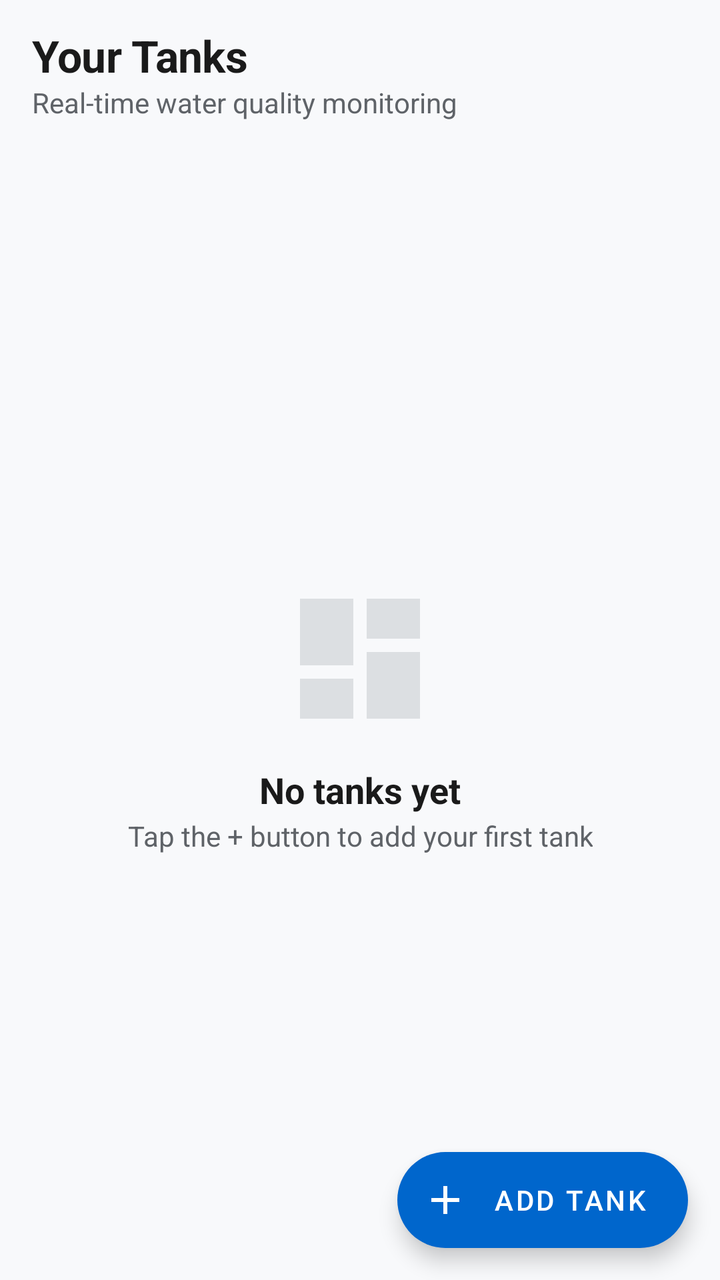
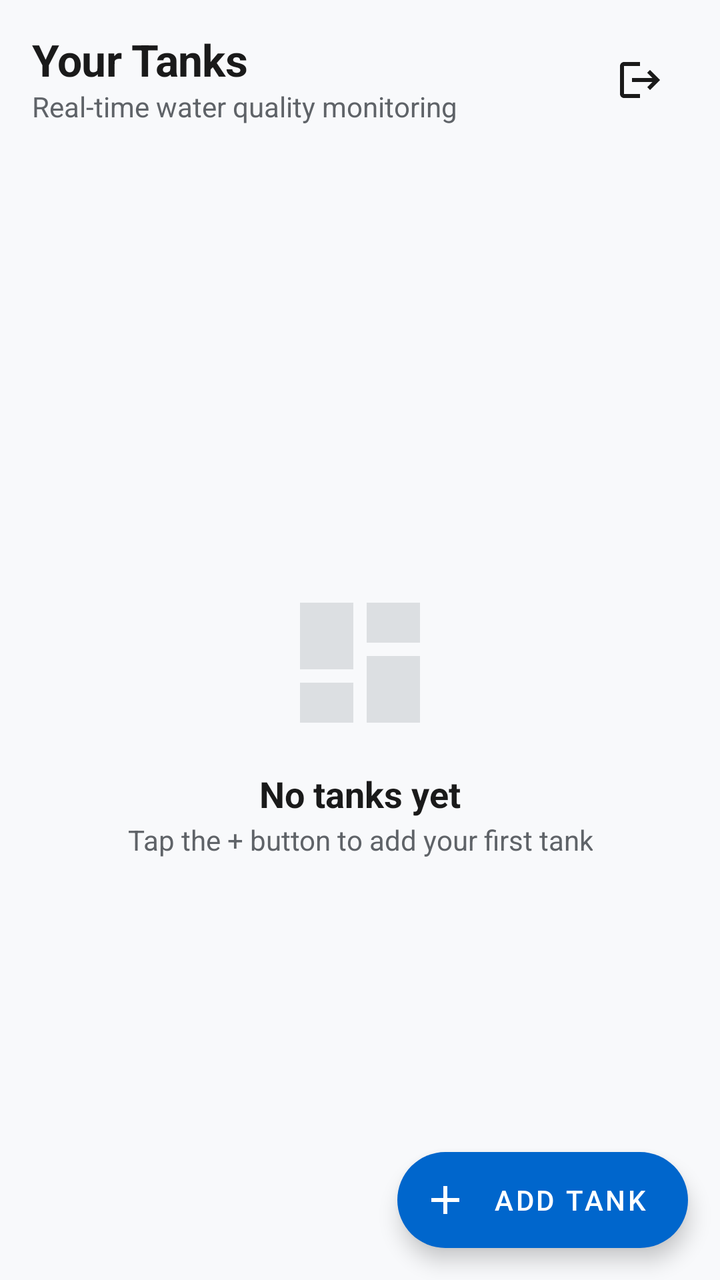

Compare the two renders of this Android layout. The source of the first and the diff that turns it into the second are given below.
<!-- AndroidManifest.xml: application theme Theme.CraySafe -->
<!-- res/layout/fragment_dashboard.xml -->
<?xml version="1.0" encoding="utf-8"?>
<androidx.constraintlayout.widget.ConstraintLayout
    xmlns:android="http://schemas.android.com/apk/res/android"
    xmlns:app="http://schemas.android.com/apk/res-auto"
    android:layout_width="match_parent"
    android:layout_height="match_parent"
    android:background="@color/background">

    
    <LinearLayout
        android:id="@+id/headerLayout"
        android:layout_width="match_parent"
        android:layout_height="wrap_content"
        android:orientation="vertical"
        android:padding="@dimen/space_md"
        android:paddingBottom="@dimen/space_sm"
        app:layout_constraintTop_toTopOf="parent">

        <TextView
            style="@style/Text.H2"
            android:layout_width="wrap_content"
            android:layout_height="wrap_content"
            android:text="Your Tanks" />

        <TextView
            style="@style/Text.BodyMuted"
            android:layout_width="wrap_content"
            android:layout_height="wrap_content"
            android:text="Real-time water quality monitoring"
            android:layout_marginTop="2dp" />
    </LinearLayout>

    <androidx.recyclerview.widget.RecyclerView
        android:id="@+id/rvTanks"
        android:layout_width="match_parent"
        android:layout_height="0dp"
        android:paddingHorizontal="@dimen/space_md"
        android:paddingBottom="@dimen/space_lg"
        android:clipToPadding="false"
        android:visibility="gone"
        app:layout_constraintTop_toBottomOf="@id/headerLayout"
        app:layout_constraintBottom_toBottomOf="parent" />

    
    <LinearLayout
        android:id="@+id/emptyStateLayout"
        android:layout_width="match_parent"
        android:layout_height="0dp"
        android:gravity="center"
        android:orientation="vertical"
        android:padding="@dimen/space_lg"
        app:layout_constraintTop_toBottomOf="@id/headerLayout"
        app:layout_constraintBottom_toBottomOf="parent">

        <ImageView
            android:layout_width="80dp"
            android:layout_height="80dp"
            android:src="@drawable/ic_dashboard"
            android:alpha="0.3"
            app:tint="@color/text_tertiary"
            android:contentDescription="@string/app_name" />

        <TextView
            style="@style/Text.H3"
            android:layout_width="wrap_content"
            android:layout_height="wrap_content"
            android:text="No tanks yet"
            android:layout_marginTop="@dimen/space_md" />

        <TextView
            style="@style/Text.BodyMuted"
            android:layout_width="wrap_content"
            android:layout_height="wrap_content"
            android:text="Tap the + button to add your first tank"
            android:gravity="center"
            android:layout_marginTop="@dimen/space_xs" />
    </LinearLayout>

    <com.google.android.material.floatingactionbutton.ExtendedFloatingActionButton
        android:id="@+id/fabAddTank"
        android:layout_width="wrap_content"
        android:layout_height="wrap_content"
        android:layout_margin="@dimen/space_md"
        android:text="Add Tank"
        android:textColor="@color/white"
        app:icon="@drawable/ic_add"
        app:iconTint="@color/white"
        app:backgroundTint="@color/primary"
        app:layout_constraintBottom_toBottomOf="parent"
        app:layout_constraintEnd_toEndOf="parent" />

</androidx.constraintlayout.widget.ConstraintLayout>
<!-- resources referenced by this layout -->
<resources>
  <color name="background">#F8F9FB</color>
  <color name="primary">#0066CC</color>
  <color name="text_tertiary">#9AA0A6</color>
  <color name="white">#FFFFFFFF</color>
  <dimen name="space_lg">24dp</dimen>
  <dimen name="space_md">16dp</dimen>
  <dimen name="space_sm">8dp</dimen>
  <dimen name="space_xs">4dp</dimen>
  <!-- drawable ic_add (drawable) -->
  <vector xmlns:android="http://schemas.android.com/apk/res/android"
      android:width="24dp"
      android:height="24dp"
      android:viewportWidth="24"
      android:viewportHeight="24">
      <path
          android:fillColor="#FFFFFF"
          android:pathData="M19,13h-6v6h-2v-6H5v-2h6V5h2v6h6v2z"/>
  </vector>
  <!-- drawable ic_dashboard (drawable) -->
  <vector xmlns:android="http://schemas.android.com/apk/res/android"
      android:width="24dp"
      android:height="24dp"
      android:viewportWidth="24"
      android:viewportHeight="24">
      <path
          android:fillColor="#FFFFFF"
          android:pathData="M3,13h8V3H3V13z M3,21h8v-6H3V21z M13,21h8V11h-8V21z M13,3v6h8V3H13z"/>
  </vector>
  <string name="app_name">CraySafe</string>
  <style name="Text.BodyMuted">
          <item name="android:textSize">14sp</item>
          <item name="android:textColor">@color/text_secondary</item>
      </style>
  <style name="Text.H2">
          <item name="android:textSize">22sp</item>
          <item name="android:textStyle">bold</item>
          <item name="android:letterSpacing">-0.01</item>
      </style>
  <style name="Text.H3">
          <item name="android:textSize">18sp</item>
          <item name="android:textStyle">bold</item>
      </style>
  <style name="Theme.CraySafe" parent="Theme.MaterialComponents.DayNight.NoActionBar">
          <item name="colorPrimary">@color/primary</item>
          <item name="colorPrimaryVariant">@color/primary_dark</item>
          <item name="colorOnPrimary">@color/white</item>
  
          <item name="colorSecondary">@color/secondary</item>
          <item name="colorSecondaryVariant">@color/secondary_dark</item>
          <item name="colorOnSecondary">@color/white</item>
  
          <item name="android:colorBackground">@color/background</item>
          <item name="colorSurface">@color/surface</item>
          <item name="colorOnSurface">@color/text_primary</item>
          <item name="colorError">@color/critical</item>
  
          <item name="android:statusBarColor">@color/primary_dark</item>
          <item name="android:windowLightStatusBar">false</item>
  
          <item name="android:navigationBarColor">@color/surface</item>
      </style>
  <color name="text_secondary">#5F6368</color>
  <color name="primary_dark">#004C99</color>
  <color name="secondary">#00B8A0</color>
  <color name="secondary_dark">#008A78</color>
  <color name="surface">#FFFFFF</color>
  <color name="text_primary">#1A1A1A</color>
  <color name="critical">#D32F2F</color>
</resources>

<!-- the commit's change to res/layout/fragment_dashboard.xml (unified diff, before → after) -->
@@ -11,23 +11,44 @@
         android:id="@+id/headerLayout"
         android:layout_width="match_parent"
         android:layout_height="wrap_content"
-        android:orientation="vertical"
+        android:orientation="horizontal"
+        android:gravity="center_vertical"
         android:padding="@dimen/space_md"
         android:paddingBottom="@dimen/space_sm"
         app:layout_constraintTop_toTopOf="parent">
 
-        <TextView
-            style="@style/Text.H2"
-            android:layout_width="wrap_content"
+        
+        <LinearLayout
+            android:layout_width="0dp"
             android:layout_height="wrap_content"
-            android:text="Your Tanks" />
+            android:layout_weight="1"
+            android:orientation="vertical">
 
-        <TextView
-            style="@style/Text.BodyMuted"
-            android:layout_width="wrap_content"
-            android:layout_height="wrap_content"
-            android:text="Real-time water quality monitoring"
-            android:layout_marginTop="2dp" />
+            <TextView
+                style="@style/Text.H2"
+                android:layout_width="wrap_content"
+                android:layout_height="wrap_content"
+                android:text="Your Tanks" />
+
+            <TextView
+                style="@style/Text.BodyMuted"
+                android:layout_width="wrap_content"
+                android:layout_height="wrap_content"
+                android:text="Real-time water quality monitoring"
+                android:layout_marginTop="2dp" />
+        </LinearLayout>
+
+        
+        <ImageButton
+            android:id="@+id/btnLogout"
+            android:layout_width="48dp"
+            android:layout_height="48dp"
+            android:background="?attr/selectableItemBackgroundBorderless"
+            android:src="@drawable/ic_logout"
+            android:contentDescription="Logout"
+            android:scaleType="centerInside"
+            app:tint="@color/text_primary" />
+
     </LinearLayout>
 
     <androidx.recyclerview.widget.RecyclerView
<!-- resource entries referenced after the edit -->
@@ -28,6 +28,16 @@
           android:fillColor="#FFFFFF"
           android:pathData="M3,13h8V3H3V13z M3,21h8v-6H3V21z M13,21h8V11h-8V21z M13,3v6h8V3H13z"/>
   </vector>
+  <!-- drawable ic_logout (drawable) -->
+  <vector xmlns:android="http://schemas.android.com/apk/res/android"
+      android:width="24dp"
+      android:height="24dp"
+      android:viewportWidth="24"
+      android:viewportHeight="24">
+      <path
+          android:fillColor="@color/text_primary"
+          android:pathData="M17,7l-1.41,1.41L18.17,11H8v2h10.17l-2.58,2.58L17,17l5,-5zM4,5h8V3H4c-1.1,0 -2,0.9 -2,2v14c0,1.1 0.9,2 2,2h8v-2H4V5z"/>
+  </vector>
   <string name="app_name">CraySafe</string>
   <style name="Text.BodyMuted">
           <item name="android:textSize">14sp</item>
@@ -42,7 +52,7 @@
           <item name="android:textSize">18sp</item>
           <item name="android:textStyle">bold</item>
       </style>
-  <style name="Theme.CraySafe" parent="Theme.MaterialComponents.DayNight.NoActionBar">
+  <style name="Theme.CraySafe" parent="Theme.MaterialComponents.Light.NoActionBar">
           <item name="colorPrimary">@color/primary</item>
           <item name="colorPrimaryVariant">@color/primary_dark</item>
           <item name="colorOnPrimary">@color/white</item>
